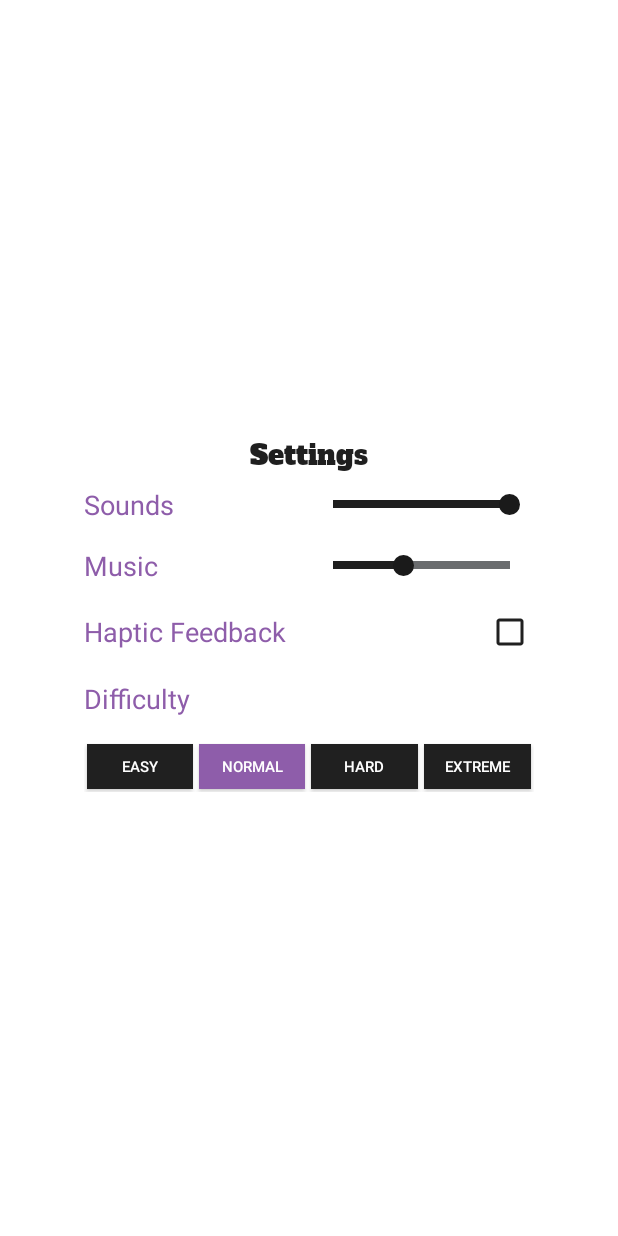
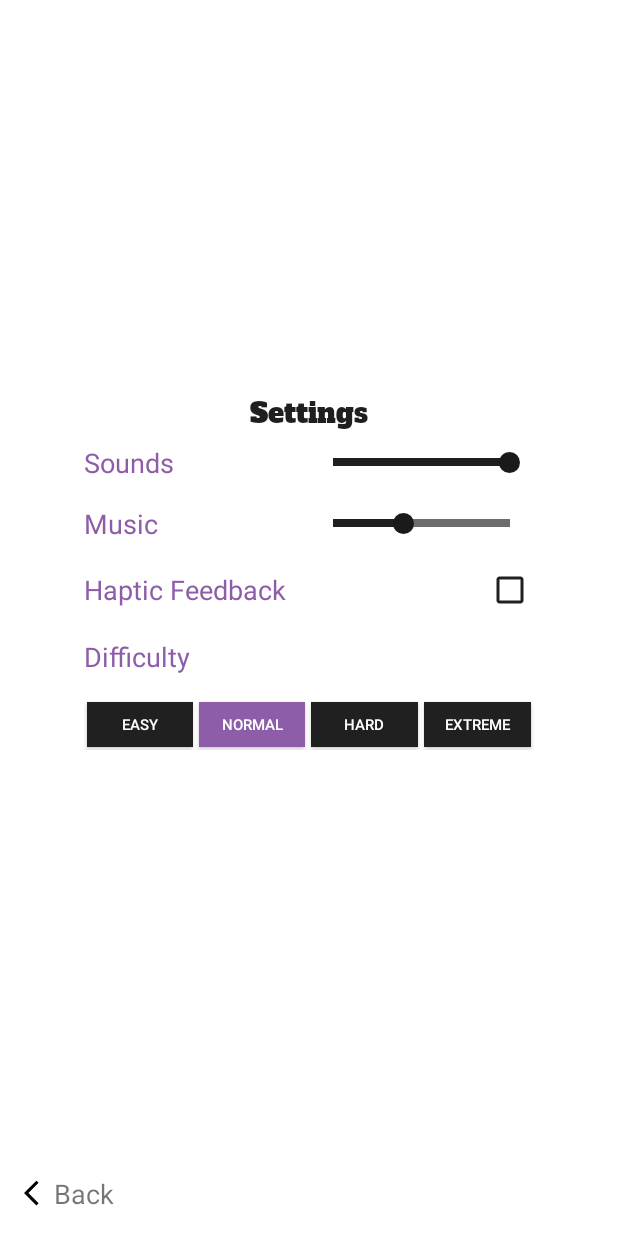
Before and after one commit to Ndersam/motif, an Android app: the SettingsFragment screen opened directly, with no data from a screen before it, on a phone screen of 412 x 824 dp. Run offline under Robolectric (Android 15) with nearby library versions, the phone set to English and light mode, and no system bars.

Commit message:
Add back button layout and write logic for it.

```diff
--- a/app/src/main/java/com/nders/motif/SettingsFragment.java
+++ b/app/src/main/java/com/nders/motif/SettingsFragment.java
@@ -32,8 +32,14 @@ public class SettingsFragment extends Fragment {
 
         SeekBar soundControl = mContentView.findViewById(R.id.sound_control);
         SeekBar musicControl = mContentView.findViewById(R.id.music_control);
-        final CheckBox vibrationControl = mContentView.findViewById(R.id.vibration_control);
+        CheckBox vibrationControl = mContentView.findViewById(R.id.vibration_control);
 
+
+        /////////////////////////////
+        //
+        // SOUND
+        //
+        ////////////////////////////
         soundControl.setProgress(pref.getInt(Constants.KEY_SOUND_LEVEL, 100));
         soundControl.setOnSeekBarChangeListener(new SeekBar.OnSeekBarChangeListener() {
             @Override
@@ -48,6 +54,11 @@ public class SettingsFragment extends Fragment {
             public void onStopTrackingTouch(SeekBar seekBar) { }
         });
 
+        /////////////////////////////
+        //
+        // MUSIC
+        //
+        ////////////////////////////
         musicControl.setProgress(pref.getInt(Constants.KEY_MUSIC_LEVEL, 40));
         musicControl.setOnSeekBarChangeListener(new SeekBar.OnSeekBarChangeListener() {
             @Override
@@ -61,15 +72,26 @@ public class SettingsFragment extends Fragment {
             public void onStopTrackingTouch(SeekBar seekBar) { }
         });
 
+
+        /////////////////////////////
+        //
+        // VIBRATION
+        //
+        ////////////////////////////
         vibrationControl.setChecked(pref.getBoolean(Constants.KEY_VIBRATION_ENABLED, false));
         vibrationControl.setOnCheckedChangeListener(new CompoundButton.OnCheckedChangeListener() {
             @Override
             public void onCheckedChanged(CompoundButton buttonView, boolean isChecked) {
-                pref.edit().putBoolean(Constants.KEY_VIBRATION_ENABLED, vibrationControl.isChecked())
+                pref.edit().putBoolean(Constants.KEY_VIBRATION_ENABLED, isChecked)
                     .apply();
             }
         });
 
+        /////////////////////////////
+        //
+        // DIFFICULTY SETTINGS
+        //
+        ////////////////////////////
 
         Button btnEasyMode = mContentView.findViewById(R.id.options_easy_mode);
         Button btnMediumMode = mContentView.findViewById(R.id.options_medium_mode);
@@ -107,9 +129,17 @@ public class SettingsFragment extends Fragment {
         if(btn != null){
             btn.setBackground(getResources().getDrawable(R.drawable.checked_button, null));
         }
+
+
+       // Back Button
+        ViewGroup backBtn = mContentView.findViewById(R.id.options_back);
+        backBtn.setOnClickListener(new View.OnClickListener() {
+            @Override
+            public void onClick(View v) {
+                getActivity().onBackPressed();
+            }
+        });
         return mContentView;
     }
 
-
-
 }
--- a/app/src/main/res/layout/fragment_settings.xml
+++ b/app/src/main/res/layout/fragment_settings.xml
@@ -4,8 +4,20 @@
     xmlns:android="http://schemas.android.com/apk/res/android"
     android:layout_width="match_parent"
     android:layout_height="match_parent"
+    android:background="@color/white">
+
+    <LinearLayout
+        android:layout_width="match_parent"
+        android:layout_height="0dp"
+        android:layout_weight="1"
+        android:gravity="center">
+
+        <LinearLayout
+            android:layout_width="match_parent"
+            android:layout_height="wrap_content"
+            android:orientation="vertical"
             android:gravity="center"
-    android:background="@color/white">
+            android:layout_gravity="center">
 
             <TextView
                 android:layout_width="wrap_content"
@@ -197,6 +209,37 @@
                     android:background="@drawable/unchecked_button"/>
 
             </LinearLayout>
+        </LinearLayout>
+    </LinearLayout>
 
 
+
+
+    <LinearLayout
+        android:id="@+id/options_back"
+        android:layout_width="wrap_content"
+        android:layout_height="wrap_content"
+        android:orientation="horizontal"
+        android:layout_gravity="bottom"
+        android:padding="16dp">
+
+        <ImageView
+            android:layout_width="20dp"
+            android:layout_height="20dp"
+            android:background="@drawable/back_button"
+            android:scaleType="fitXY"
+            android:clickable="true"
+            android:focusable="true"
+            android:layout_gravity="center"/>
+
+        <TextView
+            android:layout_width="wrap_content"
+            android:layout_height="wrap_content"
+            android:layout_gravity="center"
+            android:background="@color/white"
+            android:gravity="center"
+            android:text="Back"
+            android:textSize="18sp" />
     </LinearLayout>
+
+</LinearLayout>
```
Lines whose indentation alone changed are shown as unchanged.
